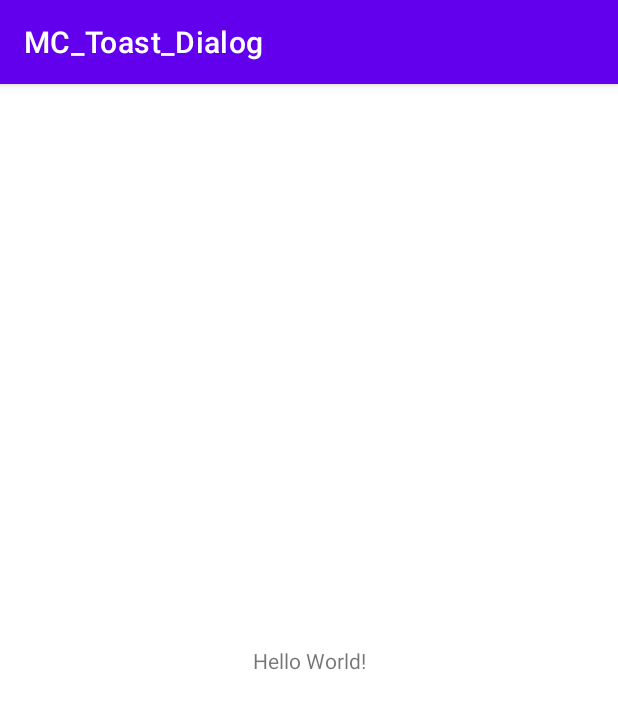
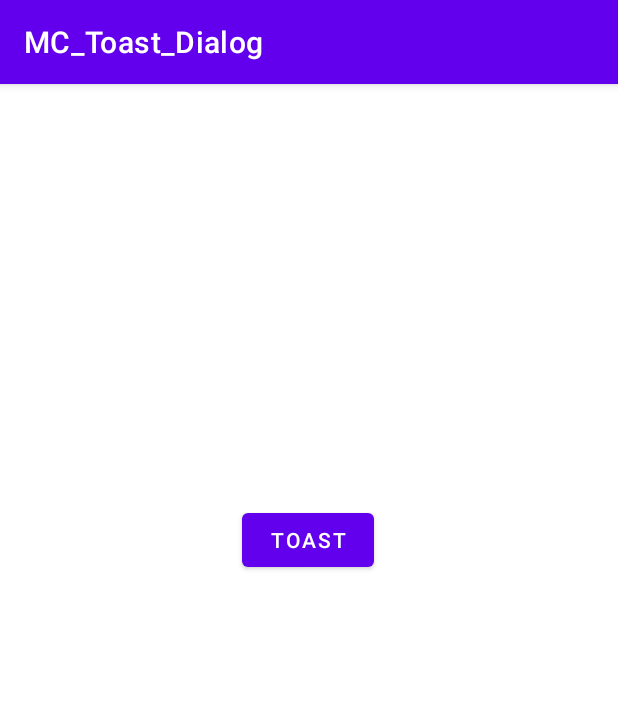
Before and after one commit to ahsan-007/MC_Toast_Dialog, an Android app: the screen it shows after launch (MainActivity), on a phone screen of 412 x 824 dp. Shown: the top 709 px of the screen. Run offline under Robolectric (Android 15) with nearby library versions, the phone set to English and light mode, and no system bars.

Commit message:
Tested Toast

```diff
--- a/app/src/main/AndroidManifest.xml
+++ b/app/src/main/AndroidManifest.xml
@@ -10,7 +10,7 @@
         android:supportsRtl="true"
         android:theme="@style/Theme.MC_Toast_Dialog">
         <activity
-            android:name=".Toast"
+            android:name=".ToastTest"
             android:exported="true" />
         <activity
             android:name=".MainActivity"
--- a/app/src/main/java/com/example/mc_toast_dialog/MainActivity.java
+++ b/app/src/main/java/com/example/mc_toast_dialog/MainActivity.java
@@ -2,13 +2,29 @@ package com.example.mc_toast_dialog;
 
 import androidx.appcompat.app.AppCompatActivity;
 
+import android.content.Intent;
 import android.os.Bundle;
+import android.view.View;
+import android.widget.Button;
 
-public class MainActivity extends AppCompatActivity {
+public class MainActivity extends AppCompatActivity implements View.OnClickListener {
 
+    Button toastBtn;
     @Override
     protected void onCreate(Bundle savedInstanceState) {
         super.onCreate(savedInstanceState);
         setContentView(R.layout.activity_main);
+
+        toastBtn=findViewById(R.id.toast);
+        toastBtn.setOnClickListener(this);
+    }
+
+    @Override
+    public void onClick(View v) {
+        switch(v.getId()){
+            case R.id.toast:
+                Intent intent = new Intent(MainActivity.this, ToastTest.class);
+                startActivity(intent);
+        }
     }
 }
--- a/app/src/main/res/layout/activity_main.xml
+++ b/app/src/main/res/layout/activity_main.xml
@@ -6,13 +6,14 @@
     android:layout_height="match_parent"
     tools:context=".MainActivity">
 
-    <TextView
+    <Button
+        android:id="@+id/toast"
         android:layout_width="wrap_content"
         android:layout_height="wrap_content"
-        android:text="Hello World!"
-        app:layout_constraintBottom_toBottomOf="parent"
-        app:layout_constraintLeft_toLeftOf="parent"
-        app:layout_constraintRight_toRightOf="parent"
+        android:layout_marginTop="280dp"
+        android:text="Toast"
+        app:layout_constraintEnd_toEndOf="parent"
+        app:layout_constraintHorizontal_bias="0.498"
+        app:layout_constraintStart_toStartOf="parent"
         app:layout_constraintTop_toTopOf="parent" />
-
 </androidx.constraintlayout.widget.ConstraintLayout>
```
Also changed, not shown: app/src/main/java/com/example/mc_toast_dialog/ToastTest.java (renamed from app/src/main/java/com/example/mc_toast_dialog/Toast.java, +9 -3 lines).
